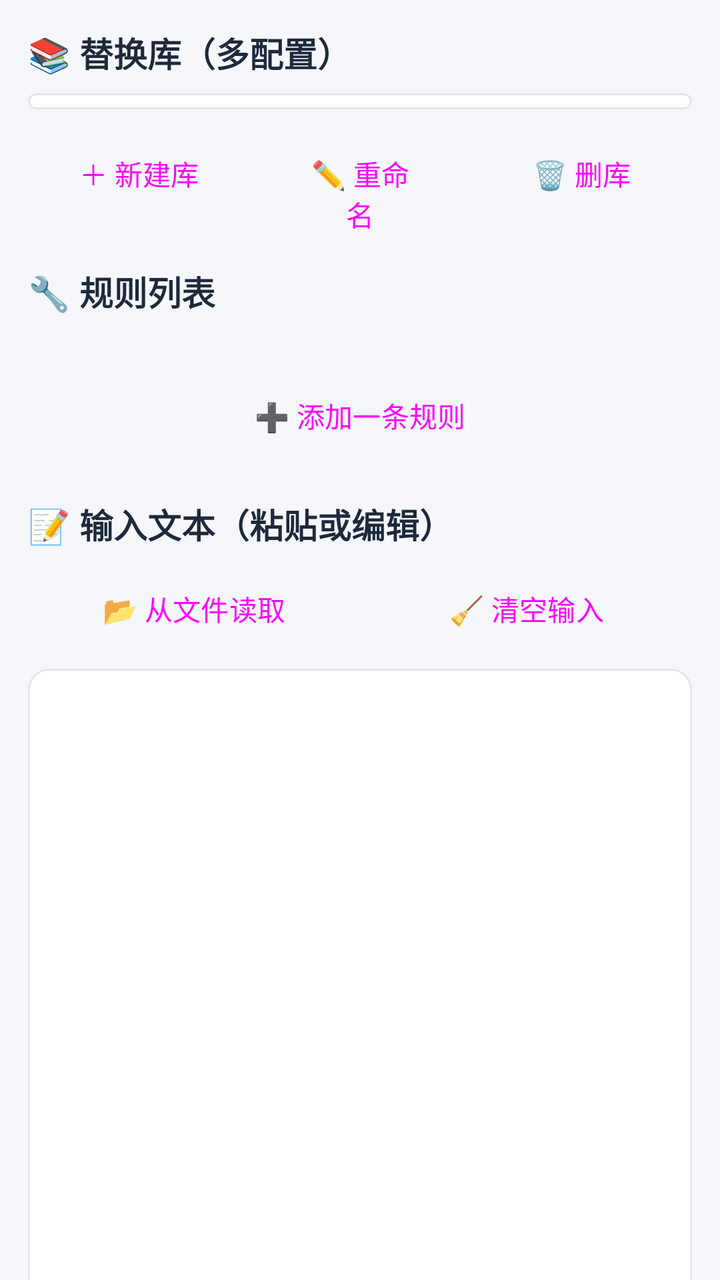
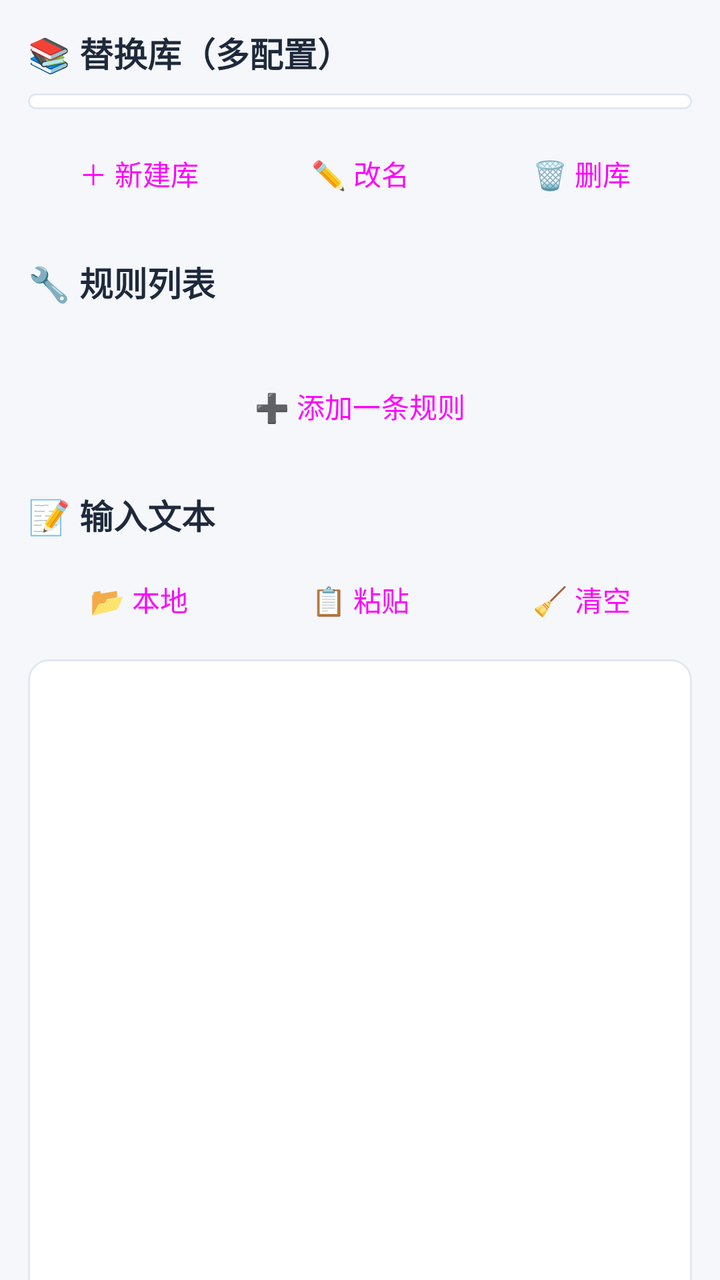

Before-and-after screenshots of an Android layout around one commit, followed by the original layout XML and the change that was made.
<!-- AndroidManifest.xml: application theme Theme.TxtReplacer -->
<!-- res/layout/activity_main.xml -->
<?xml version="1.0" encoding="utf-8"?>
<LinearLayout xmlns:android="http://schemas.android.com/apk/res/android"
    android:layout_width="match_parent"
    android:layout_height="match_parent"
    android:background="@color/bg"
    android:orientation="vertical">

    <androidx.core.widget.NestedScrollView
        android:id="@+id/nested_scroll"
        android:layout_width="match_parent"
        android:layout_height="match_parent">

        <LinearLayout
            android:layout_width="match_parent"
            android:layout_height="wrap_content"
            android:orientation="vertical"
            android:padding="14dp">

            
            <TextView
                android:layout_width="wrap_content"
                android:layout_height="wrap_content"
                android:text="📚 替换库（多配置）"
                android:textSize="17sp"
                android:textStyle="bold"
                android:textColor="#1E293B" />

            <Spinner
                android:id="@+id/spinner_library"
                android:layout_width="match_parent"
                android:layout_height="wrap_content"
                android:layout_marginTop="8dp"
                android:background="@drawable/bg_input" />

            <LinearLayout
                android:layout_width="match_parent"
                android:layout_height="wrap_content"
                android:orientation="horizontal"
                android:layout_marginTop="8dp">

                <Button
                    android:id="@+id/btn_new_library"
                    android:layout_width="0dp"
                    android:layout_height="wrap_content"
                    android:layout_weight="1"
                    android:text="＋ 新建库"
                    android:textAllCaps="false"
                    style="@style/Widget.Material3.Button.TonalButton" />

                <Button
                    android:id="@+id/btn_rename_library"
                    android:layout_width="0dp"
                    android:layout_height="wrap_content"
                    android:layout_weight="1"
                    android:text="✏️ 重命名"
                    android:textAllCaps="false"
                    style="@style/Widget.Material3.Button.TonalButton" />

                <Button
                    android:id="@+id/btn_delete_library"
                    android:layout_width="0dp"
                    android:layout_height="wrap_content"
                    android:layout_weight="1"
                    android:text="🗑️ 删库"
                    android:textAllCaps="false"
                    style="@style/Widget.Material3.Button.TonalButton" />
            </LinearLayout>

            
            <TextView
                android:layout_width="wrap_content"
                android:layout_height="wrap_content"
                android:layout_marginTop="18dp"
                android:text="🔧 规则列表"
                android:textSize="17sp"
                android:textStyle="bold"
                android:textColor="#1E293B" />

            <TextView
                android:id="@+id/tv_rule_count"
                android:layout_width="wrap_content"
                android:layout_height="wrap_content"
                android:textColor="#64748B"
                android:textSize="13sp" />

            <LinearLayout
                android:id="@+id/container_rules"
                android:layout_width="match_parent"
                android:layout_height="wrap_content"
                android:orientation="vertical" />

            <Button
                android:id="@+id/btn_add_rule"
                android:layout_width="match_parent"
                android:layout_height="wrap_content"
                android:layout_marginTop="8dp"
                android:text="➕ 添加一条规则"
                android:textAllCaps="false"
                style="@style/Widget.Material3.Button.TonalButton" />

            
            <TextView
                android:layout_width="wrap_content"
                android:layout_height="wrap_content"
                android:layout_marginTop="18dp"
                android:text="📝 输入文本（粘贴或编辑）"
                android:textSize="17sp"
                android:textStyle="bold"
                android:textColor="#1E293B" />

            <LinearLayout
                android:layout_width="match_parent"
                android:layout_height="wrap_content"
                android:layout_marginTop="6dp"
                android:orientation="horizontal">

                <Button
                    android:id="@+id/btn_open"
                    android:layout_width="0dp"
                    android:layout_height="wrap_content"
                    android:layout_weight="1"
                    android:text="📂 从文件读取"
                    android:textAllCaps="false"
                    style="@style/Widget.Material3.Button.TonalButton" />

                <Button
                    android:id="@+id/btn_clear_input"
                    android:layout_width="0dp"
                    android:layout_height="wrap_content"
                    android:layout_weight="1"
                    android:text="🧹 清空输入"
                    android:textAllCaps="false"
                    style="@style/Widget.Material3.Button.TonalButton" />
            </LinearLayout>

            
            <ScrollView
                android:id="@+id/scroll_input"
                android:layout_width="match_parent"
                android:layout_height="320dp"
                android:layout_marginTop="6dp"
                android:background="@drawable/bg_input"
                android:fillViewport="true">

                <EditText
                    android:id="@+id/et_input"
                    android:layout_width="match_parent"
                    android:layout_height="wrap_content"
                    android:background="@null"
                    android:gravity="top|start"
                    android:inputType="textMultiLine"
                    android:minHeight="310dp"
                    android:padding="10dp"
                    android:textSize="15sp"
                    android:textIsSelectable="true" />
            </ScrollView>

            <LinearLayout
                android:layout_width="match_parent"
                android:layout_height="wrap_content"
                android:layout_marginTop="8dp"
                android:orientation="horizontal"
                android:gravity="center_vertical">

                <TextView
                    android:layout_width="wrap_content"
                    android:layout_height="wrap_content"
                    android:text="输入编码："
                    android:textColor="#334155" />

                <Spinner
                    android:id="@+id/spinner_in_encoding"
                    android:layout_width="0dp"
                    android:layout_height="wrap_content"
                    android:layout_weight="1"
                    android:background="@drawable/bg_input" />

                <TextView
                    android:layout_width="wrap_content"
                    android:layout_height="wrap_content"
                    android:layout_marginStart="12dp"
                    android:text="输出编码："
                    android:textColor="#334155" />

                <Spinner
                    android:id="@+id/spinner_out_encoding"
                    android:layout_width="0dp"
                    android:layout_height="wrap_content"
                    android:layout_weight="1"
                    android:background="@drawable/bg_input" />
            </LinearLayout>

            <Button
                android:id="@+id/btn_replace"
                android:layout_width="match_parent"
                android:layout_height="wrap_content"
                android:layout_marginTop="10dp"
                android:backgroundTint="@color/accent"
                android:text="🚀 执行替换"
                android:textAllCaps="false"
                android:textColor="#FFFFFF" />

            
            <TextView
                android:layout_width="wrap_content"
                android:layout_height="wrap_content"
                android:layout_marginTop="18dp"
                android:text="✅ 替换结果"
                android:textSize="17sp"
                android:textStyle="bold"
                android:textColor="#1E293B" />

            
            <ScrollView
                android:id="@+id/scroll_output"
                android:layout_width="match_parent"
                android:layout_height="320dp"
                android:layout_marginTop="6dp"
                android:background="@drawable/bg_input"
                android:fillViewport="true">

                <EditText
                    android:id="@+id/et_output"
                    android:layout_width="match_parent"
                    android:layout_height="wrap_content"
                    android:background="@null"
                    android:gravity="top|start"
                    android:inputType="textMultiLine"
                    android:minHeight="310dp"
                    android:padding="10dp"
                    android:textSize="15sp"
                    android:textIsSelectable="true" />
            </ScrollView>

            <LinearLayout
                android:layout_width="match_parent"
                android:layout_height="wrap_content"
                android:layout_marginTop="10dp"
                android:orientation="horizontal">

                <Button
                    android:id="@+id/btn_copy"
                    android:layout_width="0dp"
                    android:layout_height="wrap_content"
                    android:layout_weight="1"
                    android:text="📋 复制"
                    android:textAllCaps="false"
                    style="@style/Widget.Material3.Button.TonalButton" />

                <Button
                    android:id="@+id/btn_clear_output"
                    android:layout_width="0dp"
                    android:layout_height="wrap_content"
                    android:layout_weight="1"
                    android:text="🧹 清空结果"
                    android:textAllCaps="false"
                    style="@style/Widget.Material3.Button.TonalButton" />

                <Button
                    android:id="@+id/btn_save"
                    android:layout_width="0dp"
                    android:layout_height="wrap_content"
                    android:layout_weight="1"
                    android:backgroundTint="@color/primary"
                    android:text="💾 保存"
                    android:textAllCaps="false"
                    android:textColor="#FFFFFF" />
            </LinearLayout>

            <TextView
                android:id="@+id/tv_status"
                android:layout_width="match_parent"
                android:layout_height="wrap_content"
                android:layout_marginTop="10dp"
                android:gravity="center"
                android:text="就绪"
                android:textColor="#64748B"
                android:textSize="13sp" />

        </LinearLayout>
    </androidx.core.widget.NestedScrollView>
</LinearLayout>
<!-- resources referenced by this layout -->
<resources>
  <color name="accent">#10B981</color>
  <color name="bg">#F5F7FA</color>
  <color name="primary">#3B82F6</color>
  <!-- drawable bg_input (drawable) -->
  <?xml version="1.0" encoding="utf-8"?>
  <shape xmlns:android="http://schemas.android.com/apk/res/android"
      android:shape="rectangle">
      <solid android:color="#FFFFFF" />
      <corners android:radius="10dp" />
      <stroke android:width="1dp" android:color="#E2E8F0" />
      <padding
          android:left="8dp"
          android:top="4dp"
          android:right="8dp"
          android:bottom="4dp" />
  </shape>
  <style name="Theme.TxtReplacer" parent="Theme.Material3.Light.NoActionBar">
          <item name="colorPrimary">@color/primary</item>
          <item name="colorPrimaryDark">@color/primary_dark</item>
          <item name="colorAccent">@color/accent</item>
          <item name="android:windowLightStatusBar">true</item>
      </style>
  <color name="primary_dark">#2563EB</color>
</resources>

<!-- the commit's change to res/layout/activity_main.xml (unified diff, before → after) -->
@@ -52,7 +52,7 @@
                     android:layout_width="0dp"
                     android:layout_height="wrap_content"
                     android:layout_weight="1"
-                    android:text="✏️ 重命名"
+                    android:text="✏️ 改名"
                     android:textAllCaps="false"
                     style="@style/Widget.Material3.Button.TonalButton" />
 
@@ -103,7 +103,7 @@
                 android:layout_width="wrap_content"
                 android:layout_height="wrap_content"
                 android:layout_marginTop="18dp"
-                android:text="📝 输入文本（粘贴或编辑）"
+                android:text="📝 输入文本"
                 android:textSize="17sp"
                 android:textStyle="bold"
                 android:textColor="#1E293B" />
@@ -119,7 +119,16 @@
                     android:layout_width="0dp"
                     android:layout_height="wrap_content"
                     android:layout_weight="1"
-                    android:text="📂 从文件读取"
+                    android:text="📂 本地"
+                    android:textAllCaps="false"
+                    style="@style/Widget.Material3.Button.TonalButton" />
+
+                <Button
+                    android:id="@+id/btn_paste_input"
+                    android:layout_width="0dp"
+                    android:layout_height="wrap_content"
+                    android:layout_weight="1"
+                    android:text="📋 粘贴"
                     android:textAllCaps="false"
                     style="@style/Widget.Material3.Button.TonalButton" />
 
@@ -128,7 +137,7 @@
                     android:layout_width="0dp"
                     android:layout_height="wrap_content"
                     android:layout_weight="1"
-                    android:text="🧹 清空输入"
+                    android:text="🧹 清空"
                     android:textAllCaps="false"
                     style="@style/Widget.Material3.Button.TonalButton" />
             </LinearLayout>
@@ -140,7 +149,8 @@
                 android:layout_height="320dp"
                 android:layout_marginTop="6dp"
                 android:background="@drawable/bg_input"
-                android:fillViewport="true">
+                android:fillViewport="true"
+                android:scrollbars="vertical">
 
                 <EditText
                     android:id="@+id/et_input"
@@ -217,7 +227,8 @@
                 android:layout_height="320dp"
                 android:layout_marginTop="6dp"
                 android:background="@drawable/bg_input"
-                android:fillViewport="true">
+                android:fillViewport="true"
+                android:scrollbars="vertical">
 
                 <EditText
                     android:id="@+id/et_output"
@@ -252,7 +263,7 @@
                     android:layout_width="0dp"
                     android:layout_height="wrap_content"
                     android:layout_weight="1"
-                    android:text="🧹 清空结果"
+                    android:text="🧹 清空"
                     android:textAllCaps="false"
                     style="@style/Widget.Material3.Button.TonalButton" />
 
